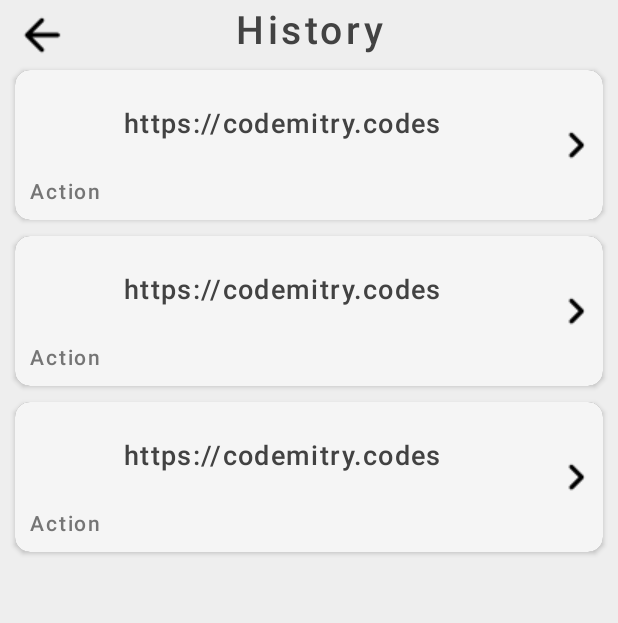
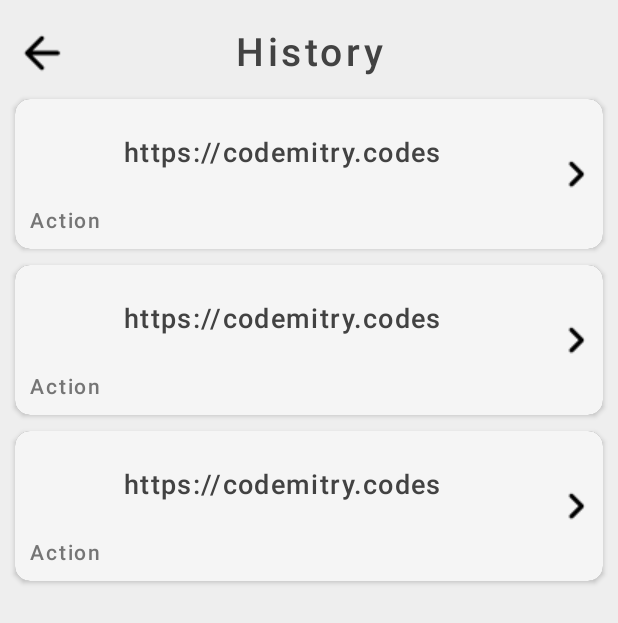
Before and after one commit to Codemitry/QRing, an Android app: the layout fragment_history.xml on its own in the app's theme, with its tools: preview values and no code run, on a phone screen of 412 x 824 dp. Shown: the top 623 px of the screen. Run offline under Robolectric (Android 15) with nearby library versions, the phone set to English and light mode, and no system bars.

Commit message:
Added margin to title of History fragment

```diff
--- a/app/src/main/java/com/codemitry/scanme/ui/scan/ScanFragment.kt
+++ b/app/src/main/java/com/codemitry/scanme/ui/scan/ScanFragment.kt
@@ -44,7 +44,6 @@ import kotlin.math.min
 
 private val REQUIRED_PERMISSIONS = arrayOf(Manifest.permission.CAMERA)
 const val REQUEST_CODE_CAMERA = 9182
-const val REQUEST_PICK_IMAGE = 9192
 
 class ScanFragment : Fragment(), OnChangeStatesListener {
 
--- a/app/src/main/res/layout/fragment_history.xml
+++ b/app/src/main/res/layout/fragment_history.xml
@@ -14,10 +14,10 @@
         android:src="@drawable/arrow_back"
         android:background="?selectableItemBackground"
 
-        android:layout_marginTop="5dp"
         android:layout_marginStart="10dp"
 
-        app:layout_constraintTop_toTopOf="parent"
+        app:layout_constraintBottom_toBottomOf="@id/title"
+        app:layout_constraintTop_toTopOf="@id/title"
         app:layout_constraintStart_toStartOf="parent" />
 
     <TextView
@@ -26,7 +26,7 @@
 
         android:text="@string/history"
 
-        android:layout_marginTop="5dp"
+        android:layout_marginTop="20dp"
 
         android:layout_width="wrap_content"
         android:layout_height="wrap_content"
@@ -39,7 +39,7 @@
         android:id="@+id/historyList"
         android:layout_width="match_parent"
         android:layout_height="0dp"
-        android:layout_marginTop="5dp"
+        android:layout_marginTop="10dp"
 
         app:layout_constraintTop_toBottomOf="@id/title"
         app:layout_constraintBottom_toBottomOf="parent"
```
